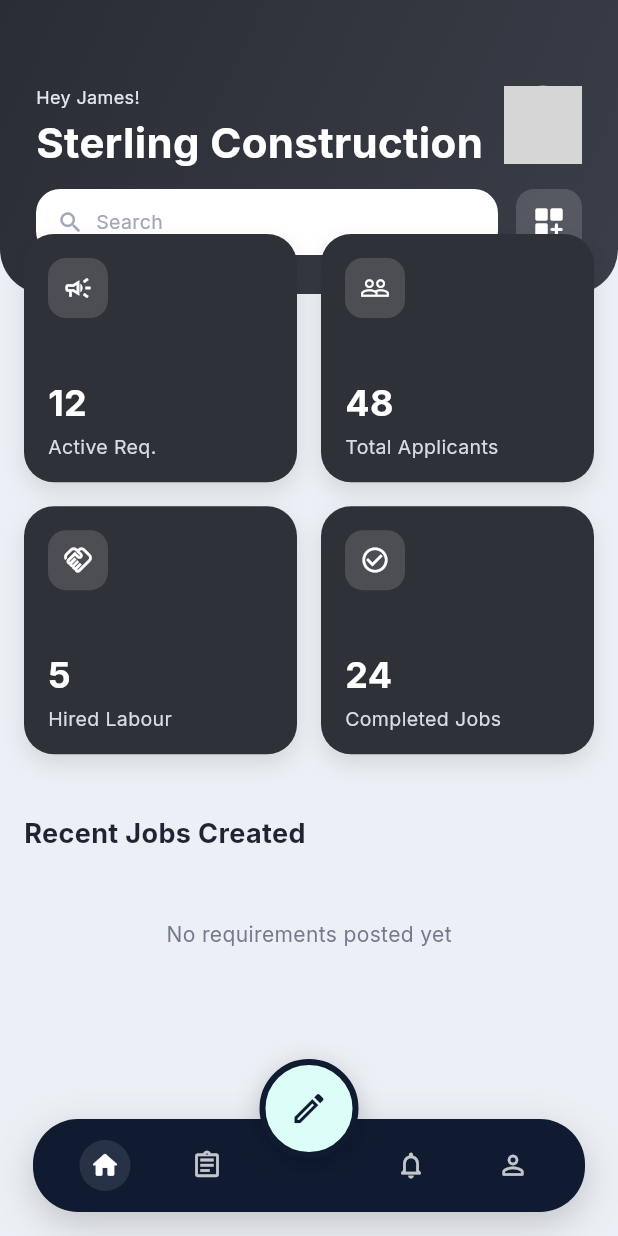
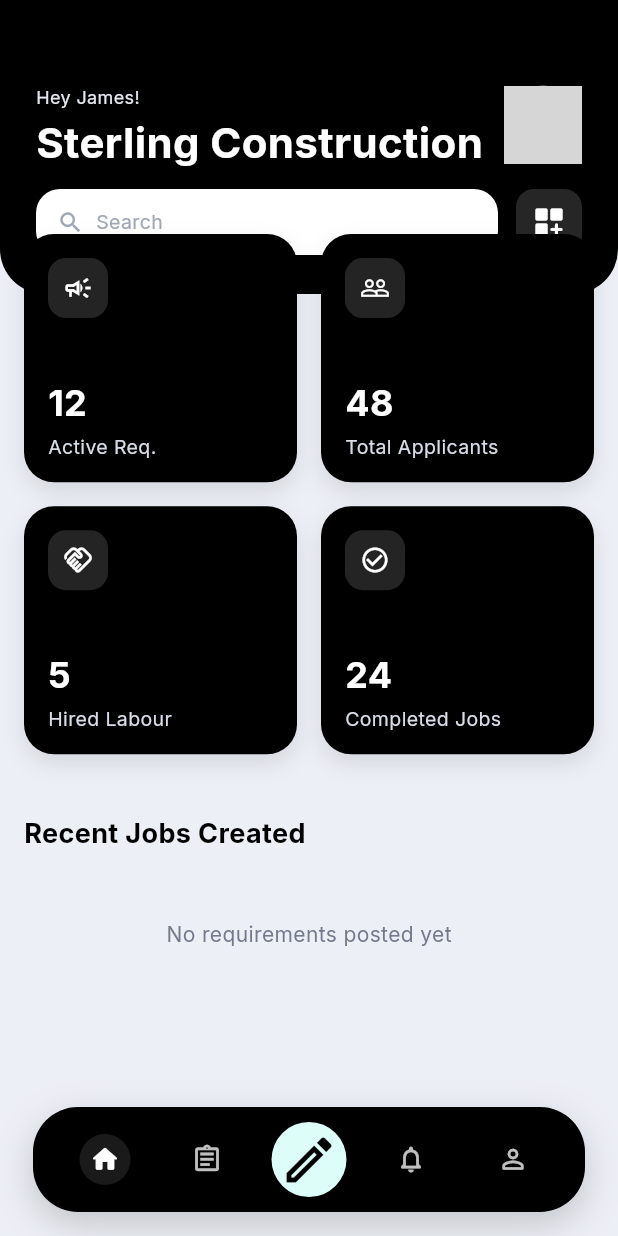
Before and after one commit to sanjumorya-dev/FE-job, a Flutter app: the OwnerDashboardNew screen opened directly, on a phone screen of 412 x 824 dp. Run offline on Flutter 3.47's test engine with Material 3 defaults, Android fonts, the phone set to English and light mode, and no system bars; our stand-ins replace google_fonts, image_picker, loading_animation_widget, lottie, shared_preferences; accounts and stored records are empty; network calls fail; grey boxes are pictures that could not be loaded.

Commit message:
make changes in color

```diff
--- a/lib/constants/colors.dart
+++ b/lib/constants/colors.dart
@@ -3,14 +3,14 @@ import 'package:flutter/material.dart';
 /// WorkConnect Color Palette - dark-card dashboard inspired theme
 class AppColors {
   // Primary Brand Colors
-  static const Color primary = Color(0xFF2E3138);
+  static const Color primary = Color.fromARGB(255, 0, 0, 0);
   static const Color primaryLight = Color(0xFFE6E8EE);
-  static const Color primaryDark = Color(0xFF1E2128);
+  static const Color primaryDark = Color.fromARGB(255, 0, 0, 0);
 
   // Theme Accent Colors
-  static const Color headerBackground = Color(0xFF3A3E48);
-  static const Color waveColor1 = Color(0xFF2A2D34);
-  static const Color waveColor2 = Color(0xFF343843);
+  static const Color headerBackground = Color.fromARGB(255, 0, 0, 0);
+  static const Color waveColor1 = Color.fromARGB(255, 0, 0, 0);
+  static const Color waveColor2 = Color.fromARGB(255, 0, 0, 0);
 
   // Success & Status Colors
   static const Color success = Color(0xFF4B8A67);
@@ -28,7 +28,7 @@ class AppColors {
   static const Color errorDark = Color(0xFF8E4343);
 
   // Text Colors
-  static const Color textMain = Color(0xFF1E2433);
+  static const Color textMain = Color.fromARGB(255, 0, 0, 0);
   static const Color textSecondary = Color(0xFF737A8C);
   static const Color textHint = Color(0xFFA1A7B7);
   static const Color textInverse = Color(0xFFFFFFFF);
@@ -50,7 +50,7 @@ class AppColors {
   static const Color divider = Color(0xFFE2E7F2);
 
   // Semantic Colors
-  static const Color active = Color(0xFF2E3138);
+  static const Color active = Color.fromARGB(255, 0, 0, 0);
   static const Color inactive = Color(0xFFC3CADB);
   static const Color pending = Color(0xFFB97A3F);
   static const Color disabled = Color(0xFFD6DBE7);
--- a/lib/ui/screens/owner/owner_dashboard_new.dart
+++ b/lib/ui/screens/owner/owner_dashboard_new.dart
@@ -57,8 +57,6 @@ class _OwnerDashboardNewState extends State<OwnerDashboardNew> {
               foregroundColor: AppColors.textMain,
             ),
       body: screens[_currentIndex],
-      floatingActionButton: _buildCenterFab(),
-      floatingActionButtonLocation: FloatingActionButtonLocation.centerDocked,
       bottomNavigationBar: _buildModernNavigationBar(),
     );
   }
@@ -70,7 +68,7 @@ class _OwnerDashboardNewState extends State<OwnerDashboardNew> {
         margin: const EdgeInsets.fromLTRB(22, 0, 22, 16),
         padding: const EdgeInsets.fromLTRB(14, 10, 14, 10),
         decoration: BoxDecoration(
-          color: const Color(0xFF101B31),
+          color: Colors.black,
           borderRadius: BorderRadius.circular(30),
           boxShadow: [
             BoxShadow(
@@ -84,7 +82,7 @@ class _OwnerDashboardNewState extends State<OwnerDashboardNew> {
           children: [
             _buildNavTab(Icons.home_outlined, Icons.home_rounded, 0),
             _buildNavTab(Icons.assignment_outlined, Icons.assignment_rounded, 1),
-            const SizedBox(width: 68),
+            _buildCenterNavButton(),
             _buildNavTab(Icons.notifications_none_rounded,
                 Icons.notifications_rounded, 2),
             _buildNavTab(Icons.person_outline_rounded, Icons.person_rounded, 3),
@@ -129,25 +127,11 @@ class _OwnerDashboardNewState extends State<OwnerDashboardNew> {
     );
   }
 
-  Widget _buildCenterFab() {
-    return Container(
-      width: 66,
-      height: 66,
-      margin: const EdgeInsets.only(bottom: 14),
-      decoration: BoxDecoration(
-        shape: BoxShape.circle,
-        color: const Color(0xFFDDFEF8),
-        border: Border.all(color: const Color(0xFF101B31), width: 4),
-        boxShadow: [
-          BoxShadow(
-            color: Colors.black.withValues(alpha: 0.20),
-            blurRadius: 14,
-            offset: const Offset(0, 4),
-          ),
-        ],
-      ),
-      child: IconButton(
-        onPressed: () {
+  Widget _buildCenterNavButton() {
+    return Expanded(
+      child: InkWell(
+        borderRadius: BorderRadius.circular(18),
+        onTap: () {
           Navigator.push(
             context,
             MaterialPageRoute(
@@ -159,7 +143,24 @@ class _OwnerDashboardNewState extends State<OwnerDashboardNew> {
             context.read<OwnerViewModel>().fetchMyRequirements();
           });
         },
-        icon: const Icon(Icons.edit_outlined, color: Color(0xFF101B31), size: 26),
+        child: SizedBox(
+          height: 50,
+          child: Center(
+            child: Container(
+              width: 50,
+              height: 50,
+              decoration: BoxDecoration(
+                color: const Color(0xFFDDFEF8),
+                shape: BoxShape.circle,
+              ),
+              child: Icon(
+              Icons.edit_outlined,
+                color: Colors.black,
+                size: 40,
+              ),
+            ),
+          ),
+        ),
       ),
     );
   }
@@ -331,20 +332,27 @@ class _OwnerDashboardNewState extends State<OwnerDashboardNew> {
                 margin: const EdgeInsets.symmetric(horizontal: 16),
                 decoration: BoxDecoration(
                   color: const Color(0xFFD4DAE4),
-                  borderRadius: BorderRadius.circular(10),
+                  borderRadius: BorderRadius.circular(15),
                 ),
                 child: TabBar(
                   indicator: BoxDecoration(
-                    color: const Color(0xFF2F3A50),
-                    borderRadius: BorderRadius.circular(8),
+                    color: Colors.black,
+                    borderRadius: BorderRadius.circular(12),
                   ),
-                  indicatorPadding: const EdgeInsets.all(4),
+                  indicatorPadding: const EdgeInsets.symmetric(horizontal: 3, vertical: 3),
                   labelColor: Colors.white,
                   unselectedLabelColor: const Color(0xFF6D7487),
                   labelStyle: const TextStyle(fontWeight: FontWeight.w700),
+                  indicatorSize: TabBarIndicatorSize.tab,
                   tabs: const [
-                    Tab(text: 'Active'),
-                    Tab(text: 'Closed'),
+                    Tab(
+                      height: 44,
+                      text: 'Active',
+                    ),
+                    Tab(
+                      height: 44,
+                      text: 'Closed',
+                    ),
                   ],
                 ),
               ),
@@ -557,7 +565,7 @@ class _OwnerDashboardNewState extends State<OwnerDashboardNew> {
                         );
                       },
                       style: ElevatedButton.styleFrom(
-                        backgroundColor: const Color(0xFF2F3A50),
+                        backgroundColor: Colors.black,
                         foregroundColor: Colors.white,
                         shape: RoundedRectangleBorder(
                           borderRadius: BorderRadius.circular(10),
--- a/lib/ui/screens/owner/owner_requirement_detail_screen.dart
+++ b/lib/ui/screens/owner/owner_requirement_detail_screen.dart
@@ -238,7 +238,7 @@ class OwnerRequirementDetailScreen extends StatelessWidget {
                       );
                     },
                     style: ElevatedButton.styleFrom(
-                      backgroundColor: const Color(0xFF101B31),
+                      backgroundColor: Colors.black,
                       shape: RoundedRectangleBorder(
                         borderRadius: BorderRadius.circular(24),
                       ),
```
Also changed, not shown: assets/animations/liquid_loader.json (+1 -12 lines), lib/ui/screens/labour/labour_dashboard_new.dart (+25 -24 lines), pubspec.lock.
